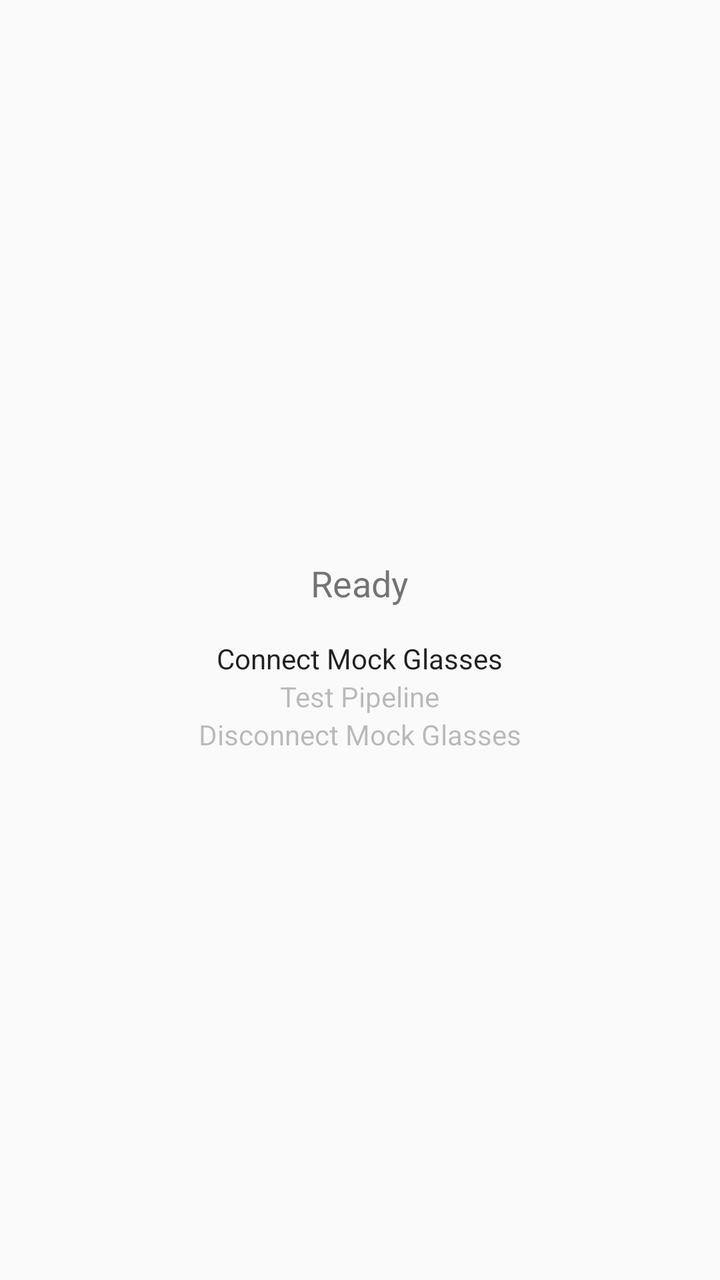
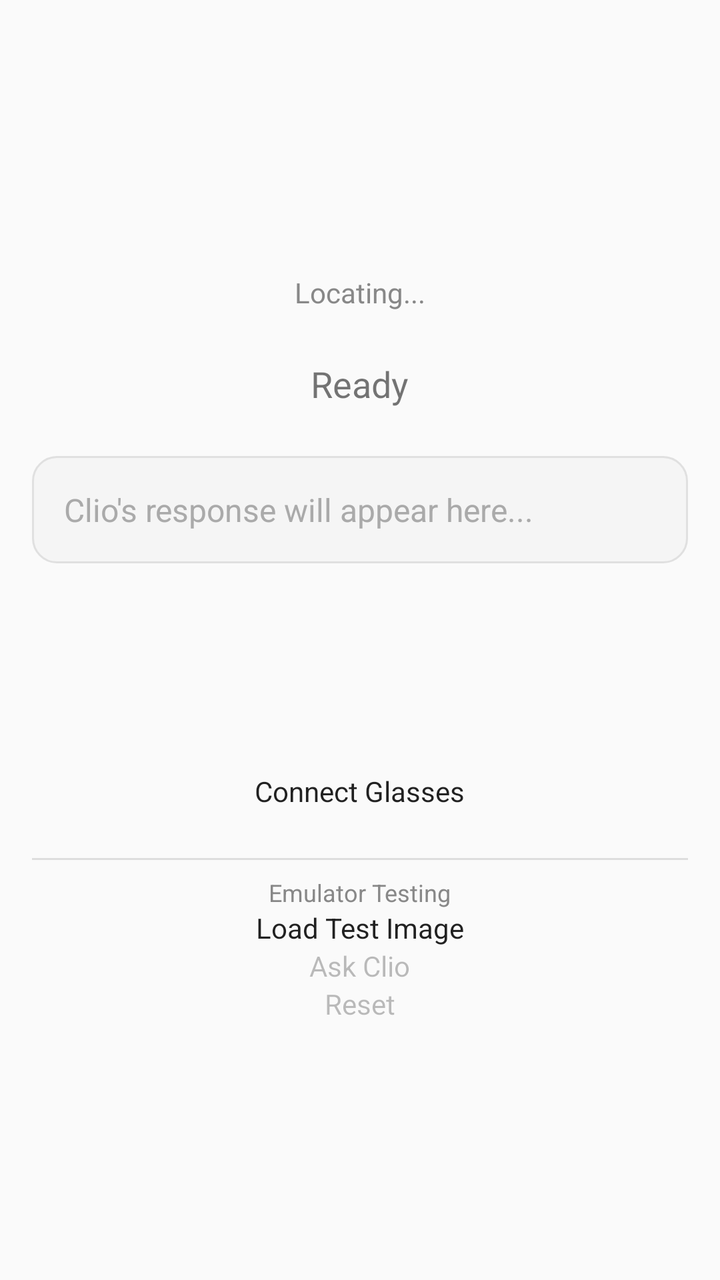

Two renders of the same Android screen: before a commit and after it. Below are the layout's source before the change and the commit's diff.
<!-- AndroidManifest.xml: activity theme Theme.ClioVision -->
<!-- res/layout/activity_main.xml -->
<?xml version="1.0" encoding="utf-8"?>
<LinearLayout
    xmlns:android="http://schemas.android.com/apk/res/android"
    android:layout_width="match_parent"
    android:layout_height="match_parent"
    android:orientation="vertical"
    android:gravity="center"
    android:padding="16dp">

    <TextView
        android:id="@+id/statusText"
        android:layout_width="wrap_content"
        android:layout_height="wrap_content"
        android:text="Ready"
        android:textSize="18sp"
        android:padding="16dp"/>

    <Button
        android:id="@+id/connectMockButton"
        android:layout_width="wrap_content"
        android:layout_height="wrap_content"
        android:text="Connect Mock Glasses"/>

    <Button
        android:id="@+id/testButton"
        android:layout_width="wrap_content"
        android:layout_height="wrap_content"
        android:text="Test Pipeline"
        android:enabled="false"/>

    <Button
        android:id="@+id/disconnectMockButton"
        android:layout_width="wrap_content"
        android:layout_height="wrap_content"
        android:text="Disconnect Mock Glasses"
        android:enabled="false"/>

</LinearLayout>
<!-- resources referenced by this layout -->
<resources>
  <style name="Theme.ClioVision" parent="android:Theme.Material.Light.NoActionBar" />
</resources>

<!-- the commit's change to res/layout/activity_main.xml (unified diff, before → after) -->
@@ -8,6 +8,15 @@
     android:padding="16dp">
 
     <TextView
+        android:id="@+id/locationText"
+        android:layout_width="wrap_content"
+        android:layout_height="wrap_content"
+        android:text="Locating..."
+        android:textSize="14sp"
+        android:textColor="#888888"
+        android:padding="8dp"/>
+
+    <TextView
         android:id="@+id/statusText"
         android:layout_width="wrap_content"
         android:layout_height="wrap_content"
@@ -15,24 +24,68 @@
         android:textSize="18sp"
         android:padding="16dp"/>
 
+    
+    <ScrollView
+        android:layout_width="match_parent"
+        android:layout_height="150dp"
+        android:layout_marginVertical="8dp">
+
+        <TextView
+            android:id="@+id/responseText"
+            android:layout_width="match_parent"
+            android:layout_height="wrap_content"
+            android:text=""
+            android:textSize="16sp"
+            android:lineSpacingMultiplier="1.4"
+            android:padding="16dp"
+            android:background="@drawable/response_background"
+            android:hint="Clio's response will appear here..."
+            android:textColorHint="#AAAAAA"/>
+
+    </ScrollView>
+
+    
+    <Button
+        android:id="@+id/connectGlassesButton"
+        android:layout_width="wrap_content"
+        android:layout_height="wrap_content"
+        android:text="Connect Glasses"
+        android:backgroundTint="#4CAF50"
+        android:layout_marginBottom="16dp"/>
+
+    
+    <View
+        android:layout_width="match_parent"
+        android:layout_height="1dp"
+        android:background="#DDDDDD"
+        android:layout_marginVertical="8dp"/>
+
+    <TextView
+        android:layout_width="wrap_content"
+        android:layout_height="wrap_content"
+        android:text="Emulator Testing"
+        android:textSize="12sp"
+        android:textColor="#888888"/>
+
+    
     <Button
         android:id="@+id/connectMockButton"
         android:layout_width="wrap_content"
         android:layout_height="wrap_content"
-        android:text="Connect Mock Glasses"/>
+        android:text="Load Test Image"/>
 
     <Button
         android:id="@+id/testButton"
         android:layout_width="wrap_content"
         android:layout_height="wrap_content"
-        android:text="Test Pipeline"
+        android:text="Ask Clio"
         android:enabled="false"/>
 
     <Button
         android:id="@+id/disconnectMockButton"
         android:layout_width="wrap_content"
         android:layout_height="wrap_content"
-        android:text="Disconnect Mock Glasses"
+        android:text="Reset"
         android:enabled="false"/>
 
 </LinearLayout>
<!-- resource entries referenced after the edit -->
@@ -1,5 +1,14 @@
 <!-- resources referenced by this layout -->
 <resources>
+  <!-- drawable response_background (drawable) -->
+  <?xml version="1.0" encoding="utf-8"?>
+  <shape xmlns:android="http://schemas.android.com/apk/res/android">
+      <solid android:color="#F5F5F5"/>
+      <corners android:radius="12dp"/>
+      <stroke
+          android:width="1dp"
+          android:color="#E0E0E0"/>
+  </shape>
   <style name="Theme.ClioVision" parent="android:Theme.Material.Light.NoActionBar" />
 </resources>
 
